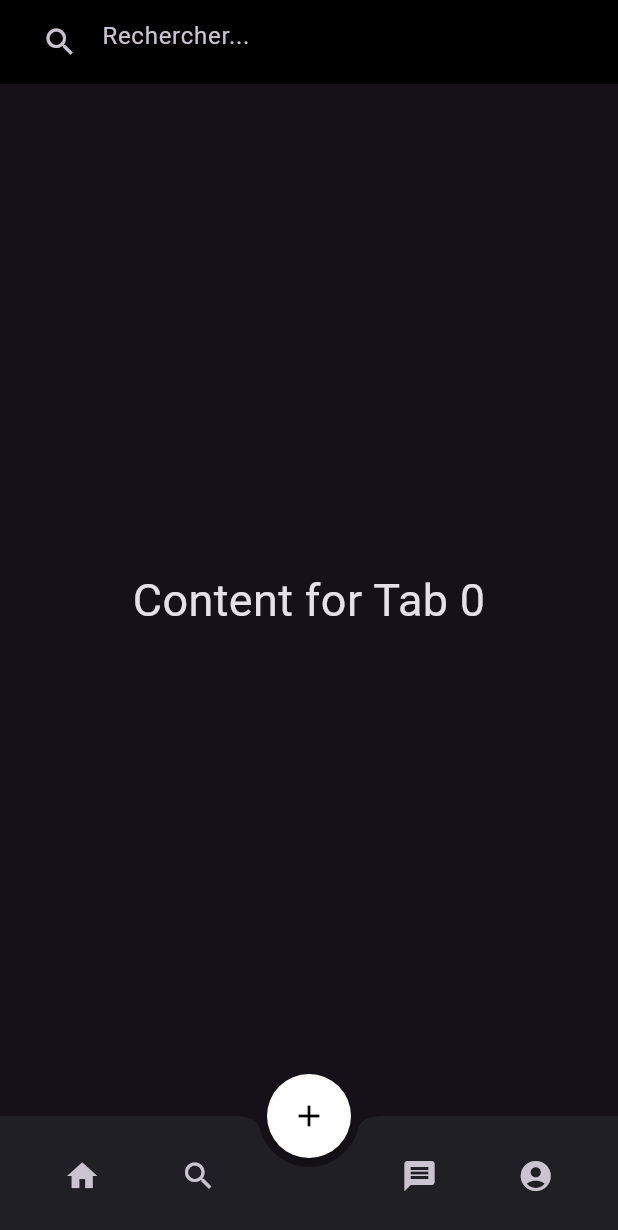
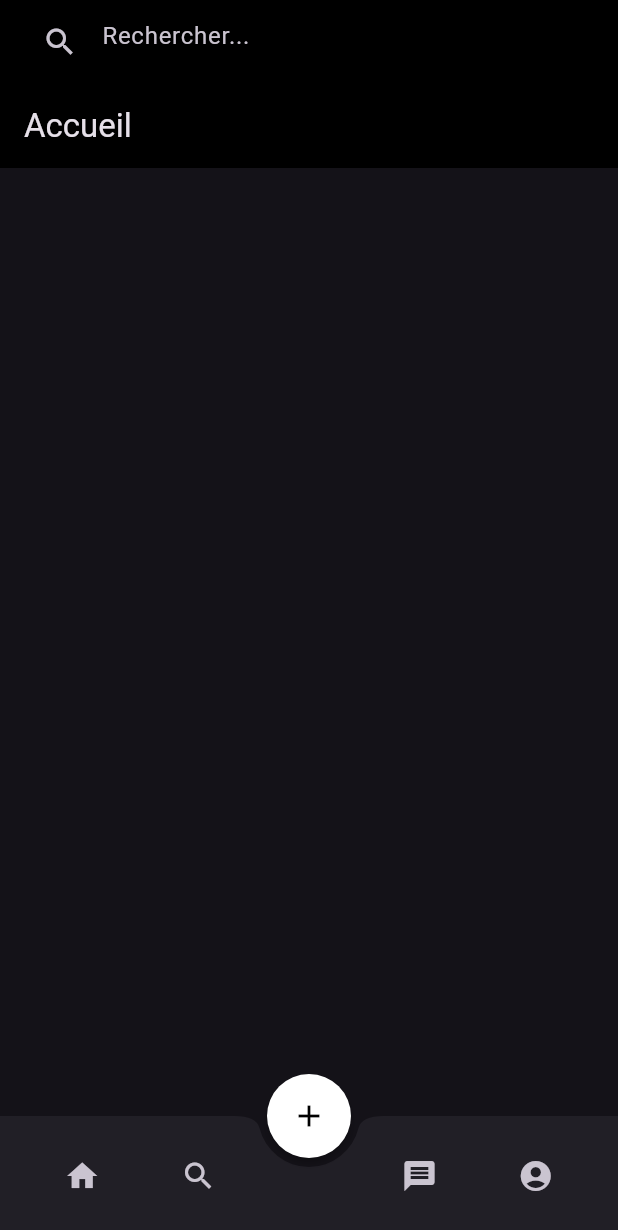
Before and after one commit to CosaNostraa69/secondvie, a Flutter app: the screen it shows after launch, on a phone screen of 412 x 824 dp. Shown: the top 1230 px of the screen. Run offline on Flutter 3.47's test engine with Material 3 defaults, Android fonts, the phone set to English and light mode, and no system bars; our stand-ins replace cloud_firestore, firebase_auth, image_picker; accounts and stored records are empty.

Commit message:
Refactor FirestoreService and Category model

```diff
--- /dev/null
+++ b/lib/app/models/app_user.dart
@@ -0,0 +1,23 @@
+class AppUser {
+  final String id;
+  final String email;
+  final String name;
+
+  AppUser({required this.id, required this.email, required this.name});
+
+  factory AppUser.fromMap(Map<String, dynamic> map) {
+    return AppUser(
+      id: map['id'],
+      email: map['email'],
+      name: map['name'],
+    );
+  }
+
+  Map<String, dynamic> toMap() {
+    return {
+      'id': id,
+      'email': email,
+      'name': name,
+    };
+  }
+}
--- a/lib/app/models/product.dart
+++ b/lib/app/models/product.dart
@@ -0,0 +1,43 @@
+class Product {
+  final String id;
+  final String title;
+  final String description;
+  final double price;
+  final String category;
+  final String subCategory;
+  final String userId;
+
+  Product({
+    required this.id,
+    required this.title,
+    required this.description,
+    required this.price,
+    required this.category,
+    required this.subCategory,
+    required this.userId,
+  });
+
+  factory Product.fromMap(Map<String, dynamic> map) {
+    return Product(
+      id: map['id'],
+      title: map['title'],
+      description: map['description'],
+      price: map['price'],
+      category: map['category'],
+      subCategory: map['subCategory'],
+      userId: map['userId'],
+    );
+  }
+
+  Map<String, dynamic> toMap() {
+    return {
+      'id': id,
+      'title': title,
+      'description': description,
+      'price': price,
+      'category': category,
+      'subCategory': subCategory,
+      'userId': userId,
+    };
+  }
+}
--- /dev/null
+++ b/lib/app/views/home_screen.dart
@@ -0,0 +1,42 @@
+import 'package:flutter/material.dart';
+import '../services/firebase_service.dart';
+import '../models/category.dart';
+import 'category_screen.dart';
+
+class HomeScreen extends StatelessWidget {
+  final FirebaseService _firebaseService = FirebaseService();
+
+  @override
+  Widget build(BuildContext context) {
+    return Scaffold(
+      appBar: AppBar(title: Text('Accueil')),
+      body: FutureBuilder<List<Category>>(
+        future: _firebaseService.getCategories(),
+        builder: (context, snapshot) {
+          if (snapshot.hasData) {
+            final categories = snapshot.data!;
+            return ListView.builder(
+              itemCount: categories.length,
+              itemBuilder: (context, index) {
+                final category = categories[index];
+                return ListTile(
+                  title: Text(category.name),
+                  onTap: () {
+                    Navigator.push(
+                      context,
+                      MaterialPageRoute(builder: (context) => CategoryScreen(category: category)),
+                    );
+                  },
+                );
+              },
+            );
+          } else if (snapshot.hasError) {
+            return Center(child: Text('Erreur: ${snapshot.error}'));
+          } else {
+            return Center(child: CircularProgressIndicator());
+          }
+        },
+      ),
+    );
+  }
+}
--- a/lib/main.dart
+++ b/lib/main.dart
@@ -3,7 +3,7 @@ import 'package:new_app_secondmain/app/views/new_product_screen.dart';
 import '/app/widgets/custom_bottom_nav_bar.dart';
 import '/app/views/new_product_screen.dart';
 import 'app/views/search_screen.dart';
-
+import 'app/views/home_screen.dart';
 
 void main() => runApp(MyApp());
 
@@ -13,20 +13,20 @@ class MyApp extends StatelessWidget {
     return MaterialApp(
       title: 'SecondVie',
       theme: ThemeData(
-        brightness: Brightness.dark, // Thème sombre global
+        brightness: Brightness.dark,
         primaryColor: Colors.grey[900],
         floatingActionButtonTheme: FloatingActionButtonThemeData(
-          backgroundColor: Colors.white, // Couleur du bouton FloatingActionButton
-          foregroundColor: Colors.black, // Couleur de l'icône
+          backgroundColor: Colors.white,
+          foregroundColor: Colors.black,
         ),
         appBarTheme: AppBarTheme(
-          color: Colors.black, // Couleur de la AppBar
-          iconTheme: IconThemeData(color: Colors.white), // Couleur des icônes de la AppBar
+          color: Colors.black,
+          iconTheme: IconThemeData(color: Colors.white),
         ),
         bottomNavigationBarTheme: BottomNavigationBarThemeData(
-          backgroundColor: Colors.black, // Couleur de fond de la BottomNavigationBar
-          selectedItemColor: Colors.white, // Couleur de l'icône sélectionnée
-          unselectedItemColor: Colors.grey[700], // Couleur des icônes non sélectionnées
+          backgroundColor: Colors.black,
+          selectedItemColor: Colors.white,
+          unselectedItemColor: Colors.grey[700],
         ),
       ),
       home: MyHomePage(),
@@ -42,22 +42,17 @@ class MyHomePage extends StatefulWidget {
 class _MyHomePageState extends State<MyHomePage> {
   int _selectedIndex = 0;
 
-void _onItemTapped(int index) {
-  setState(() {
-    _selectedIndex = index;
-  });
-  switch (index) {
-    case 1:
-      Navigator.of(context).push(MaterialPageRoute(builder: (_) => SearchScreen(categories: [],)));  // Navigue vers SearchScreen
-      break;
-    case 2:
-      Navigator.of(context).push(MaterialPageRoute(builder: (_) => NewItemScreen()));  // Navigue vers NewItemScreen
-      break;
-    default:
-      break;
+  final List<Widget> _screens = [
+    HomeScreen(),
+    SearchScreen(categories: []),
+    NewItemScreen(),
+  ];
+
+  void _onItemTapped(int index) {
+    setState(() {
+      _selectedIndex = index;
+    });
   }
-}
-
 
   @override
   Widget build(BuildContext context) {
@@ -67,16 +62,15 @@ void _onItemTapped(int index) {
             ? _buildSearchBar()
             : const Text('SecondVie'),
       ),
-      body: Center(
-        child: Text('Content for Tab $_selectedIndex', style: const TextStyle(fontSize: 30)),
-      ),
+      body: _screens[_selectedIndex],
       floatingActionButton: _selectedIndex == 2
           ? null
           : FloatingActionButton(
               onPressed: () => _onItemTapped(2),
               child: const Icon(Icons.add),
               elevation: 2.0,
-              shape: RoundedRectangleBorder(borderRadius: BorderRadius.circular(100)), // Forme arrondie
+              shape: RoundedRectangleBorder(
+                  borderRadius: BorderRadius.circular(100)),
             ),
       floatingActionButtonLocation: FloatingActionButtonLocation.centerDocked,
       bottomNavigationBar: CustomBottomNavBar(
```
Also changed, not shown: lib/app/models/category.dart (+6 -8 lines), lib/app/services/firebase_service.dart (added, +42 -0 lines), lib/app/services/firestore_service.dart (deleted, +0 -15 lines), lib/app/views/add_product_screen.dart (added, +80 -0 lines), lib/app/views/categories_screen.dart (deleted, +0 -26 lines), lib/app/views/category_screen.dart (added, +31 -0 lines), lib/app/views/product_screen.dart (added, +44 -0 lines), lib/app/models/user.dart (deleted), lib/app/views/product_list_screen.dart (deleted).
